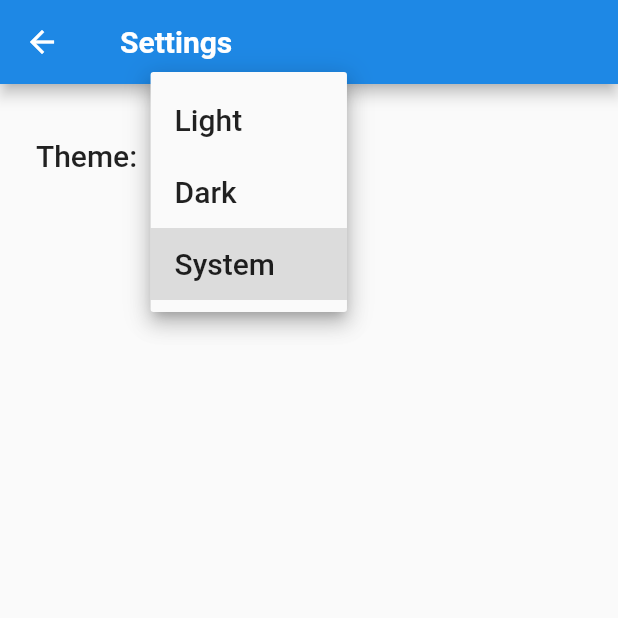
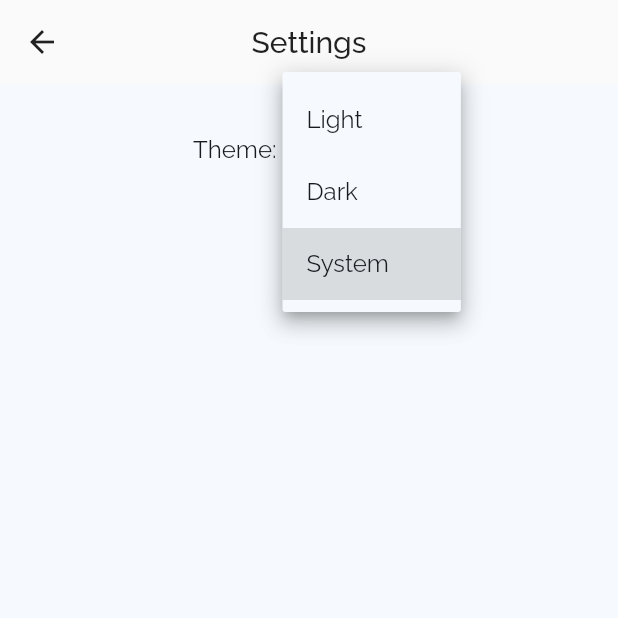
Before and after one commit to philripd/anime-browser, a Flutter app: the Settings screen opened directly, after a tap on "System", on a phone screen of 412 x 824 dp, the top half of it. Run offline on Flutter 3.47's test engine with Material 2 defaults, Android fonts, the phone set to English and light mode, and no system bars; our stand-ins replace google_fonts, shared_preferences; accounts and stored records are empty.

Commit message:
Begin integration of Flutter-AniList - Add Flutter-AniList copyright notice - Credit Flutter-AniList in readme - Merge app theme - Refactor app builder and bottom navigation widget

```diff
--- a/lib/page/settings_page.dart
+++ /dev/null
@@ -1,78 +0,0 @@
-import 'package:flutter/material.dart';
-import 'package:provider/provider.dart';
-import 'package:anilist_browser/provider/theme_provider.dart';
-
-class Settings extends StatefulWidget {
-  const Settings({Key? key}) : super(key: key);
-
-  static const BottomNavigationBarItem navItem = BottomNavigationBarItem(
-    icon: Icon(Icons.settings),
-    label: 'Settings',
-  );
-
-  @override
-  State<Settings> createState() => _SettingsState();
-}
-
-class _SettingsState extends State<Settings> {
-  @override
-  Widget build(BuildContext context) {
-    return Scaffold(
-      appBar: AppBar(
-        title: const Text('Settings'),
-      ),
-      body: SafeArea(
-        child: ListView(
-          padding: const EdgeInsets.all(24),
-          children: [
-              Row(
-                crossAxisAlignment: CrossAxisAlignment.center,
-                children: [
-                  Container(
-                    padding: const EdgeInsets.fromLTRB(0, 0, 20, 0),
-                    child: Text(
-                      'Theme: ',
-                      style: Theme.of(context).textTheme.headline6,
-                    ),
-                  ),
-                  Consumer<ThemeProvider>(
-                    builder: (context, provider, child) {
-                    return DropdownButton(
-                      alignment: Alignment.center,
-                      value: provider.currentTheme,
-                      items: [
-                        DropdownMenuItem(
-                          value: 'light',
-                          child: Text(
-                            'Light',
-                            style: Theme.of(context).textTheme.headline6,
-                          ),
-                        ),
-                        DropdownMenuItem(
-                          value: 'dark',
-                          child: Text(
-                            'Dark',
-                            style: Theme.of(context).textTheme.headline6,
-                          ),
-                        ),
-                        DropdownMenuItem(
-                          value: 'system',
-                          child: Text(
-                            'System',
-                            style: Theme.of(context).textTheme.headline6,
-                          ),
-                        ),
-                      ],
-                      onChanged: (String? value) {
-                        provider.changeTheme(value ?? 'system');
-                      },
-                    );
-                  }),
-                ],
-              ),
-          ],
-        ),
-      ),
-    );
-  }
-}
--- a/lib/provider/theme_provider.dart
+++ b/lib/provider/theme_provider.dart
@@ -26,32 +26,3 @@ class ThemeProvider extends ChangeNotifier {
     notifyListeners();
   }
 }
-
-class Themes {
-  static final darkTheme = ThemeData(
-    appBarTheme: _appBarTheme,
-    bottomNavigationBarTheme: BottomNavigationBarThemeData(
-      backgroundColor: Colors.grey.shade900,
-      selectedItemColor: Colors.blue.shade600,
-    ),
-    colorScheme: const ColorScheme.dark(),
-  );
-
-  static final lightTheme = ThemeData(
-    appBarTheme: _appBarTheme,
-    bottomNavigationBarTheme: BottomNavigationBarThemeData(
-      backgroundColor: Colors.grey.shade300,
-      selectedItemColor: Colors.blue.shade600,
-    ),
-    colorScheme: const ColorScheme.light(),
-  );
-
-  static final _appBarTheme = AppBarTheme(
-    color: Colors.blue.shade600,
-    titleSpacing: 24,
-    titleTextStyle: const TextStyle(
-      fontSize: 20,
-      fontWeight: FontWeight.bold,
-    ),
-  );
-}
--- /dev/null
+++ b/lib/ui/app.dart
@@ -0,0 +1,28 @@
+import 'package:anilist_browser/provider/theme_provider.dart';
+import 'package:anilist_browser/ui/themes/app_theme.dart';
+import 'package:anilist_browser/ui/widgets/bottom_navigation.dart';
+import 'package:flutter/material.dart';
+import 'package:flutter/services.dart';
+import 'package:provider/provider.dart';
+
+class App extends StatelessWidget {
+  const App({Key? key}) : super(key: key);
+
+  @override
+  Widget build(BuildContext context) {
+    SystemChrome.setSystemUIOverlayStyle(
+      const SystemUiOverlayStyle(statusBarColor: Colors.transparent),
+    );
+    return Consumer<ThemeProvider>(
+        builder: (context, provider, child) {
+          return MaterialApp(
+            title: 'AniList Browser',
+            themeMode: provider.themeMode,
+            theme: lightAppTheme(context),
+            darkTheme: darkAppTheme(context),
+            home: const BottomNavigation(),
+          );
+        }
+    );
+  }
+}
--- /dev/null
+++ b/lib/ui/pages/settings_page.dart
@@ -0,0 +1,88 @@
+import 'package:anilist_browser/provider/theme_provider.dart';
+import 'package:flutter/material.dart';
+import 'package:provider/provider.dart';
+
+class Settings extends StatefulWidget {
+  const Settings({Key? key}) : super(key: key);
+
+  static const BottomNavigationBarItem navItem = BottomNavigationBarItem(
+    icon: Icon(Icons.settings),
+    label: 'Settings',
+  );
+
+  @override
+  State<Settings> createState() => _SettingsState();
+}
+
+class _SettingsState extends State<Settings> {
+  @override
+  Widget build(BuildContext context) {
+    return Scaffold(
+      appBar: AppBar(
+        title: const Text('Settings'),
+      ),
+      body: SafeArea(
+        child: ListView(
+          padding: const EdgeInsets.fromLTRB(20, 20, 20, 0),
+          children: [
+            Row(
+              mainAxisAlignment: MainAxisAlignment.center,
+              crossAxisAlignment: CrossAxisAlignment.center,
+              children: [
+                Container(
+                  padding: const EdgeInsets.fromLTRB(0, 0, 20, 0),
+                  child: Text(
+                    'Theme:',
+                    style: TextStyle(
+                      color: Theme.of(context).colorScheme.onBackground,
+                      fontSize: 16,
+                    ),
+                  ),
+                ),
+                Consumer<ThemeProvider>(
+                  builder: (context, provider, child) {
+                  return DropdownButton(
+                    alignment: Alignment.center,
+                    value: provider.currentTheme,
+                    items: [
+                      DropdownMenuItem(
+                        value: 'light',
+                        child: Text(
+                          'Light',
+                          style: TextStyle(
+                            color: Theme.of(context).colorScheme.onBackground,
+                          ),
+                        ),
+                      ),
+                      DropdownMenuItem(
+                        value: 'dark',
+                        child: Text(
+                          'Dark',
+                          style: TextStyle(
+                            color: Theme.of(context).colorScheme.onBackground,
+                          ),
+                        ),
+                      ),
+                      DropdownMenuItem(
+                        value: 'system',
+                        child: Text(
+                          'System',
+                          style: TextStyle(
+                            color: Theme.of(context).colorScheme.onBackground,
+                          ),
+                        ),
+                      ),
+                    ],
+                    onChanged: (String? value) {
+                      provider.changeTheme(value ?? 'system');
+                    },
+                  );
+                }),
+              ],
+            ),
+          ],
+        ),
+      ),
+    );
+  }
+}
--- /dev/null
+++ b/lib/ui/themes/app_theme.dart
@@ -0,0 +1,51 @@
+import 'package:anilist_browser/ui/themes/colors.dart';
+import 'package:flutter/material.dart';
+import 'package:google_fonts/google_fonts.dart';
+
+ThemeData lightAppTheme(BuildContext context) => ThemeData.from(
+  colorScheme: ColorScheme.fromSeed(
+    brightness: Brightness.light,
+    seedColor: colorProduct,
+    background: colorBackgroundLight,
+  ),
+  textTheme: GoogleFonts.ralewayTextTheme(Theme.of(context).textTheme),
+).copyWith(
+  appBarTheme: AppBarTheme(
+    elevation: 0.0,
+    centerTitle: true,
+    color: colorBackgroundLight,
+    titleTextStyle:
+      GoogleFonts.ralewayTextTheme(Theme.of(context).textTheme)
+        .headline6
+        ?.copyWith(color: Colors.black87),
+    iconTheme: const IconThemeData(color: Colors.black87),
+  ),
+  bottomNavigationBarTheme: BottomNavigationBarThemeData(
+    backgroundColor: Colors.grey.shade200,
+    selectedItemColor: colorProduct,
+  ),
+);
+
+ThemeData darkAppTheme(BuildContext context) => ThemeData.from(
+  colorScheme: ColorScheme.fromSeed(
+    brightness: Brightness.dark,
+    seedColor: colorProduct,
+    background: colorBackgroundDark,
+  ),
+  textTheme: GoogleFonts.ralewayTextTheme(Theme.of(context).textTheme),
+).copyWith(
+  appBarTheme: AppBarTheme(
+    elevation: 0.0,
+    centerTitle: true,
+    color: colorBackgroundDark,
+    titleTextStyle:
+      GoogleFonts.ralewayTextTheme(Theme.of(context).textTheme)
+        .headline6
+        ?.copyWith(color: Colors.white),
+    iconTheme: const IconThemeData(color: Colors.white),
+  ),
+  bottomNavigationBarTheme: BottomNavigationBarThemeData(
+    backgroundColor: Colors.grey.shade900,
+    selectedItemColor: colorProduct,
+  ),
+);
--- /dev/null
+++ b/lib/ui/themes/colors.dart
@@ -0,0 +1,5 @@
+import 'package:flutter/material.dart';
+
+const Color colorProduct = Color(0xFF00A5E6);
+const Color colorBackgroundLight = Color(0xFFFAFAFA);
+const Color colorBackgroundDark = Color(0xFF131313);
```
Also changed, not shown: lib/main.dart (+3 -59 lines), lib/ui/pages/overview_page.dart (renamed from lib/page/overview_page.dart, +5 -2 lines), lib/ui/widgets/bottom_navigation.dart (added, +39 -0 lines), pubspec.yaml (+16 -2 lines), pubspec.lock, 2 other files.
